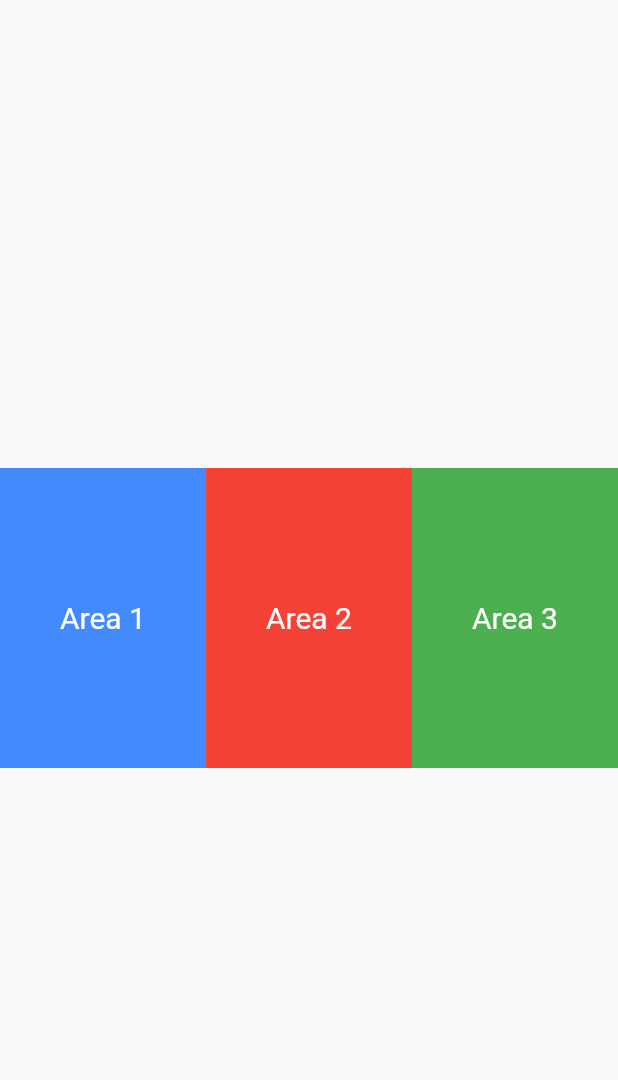
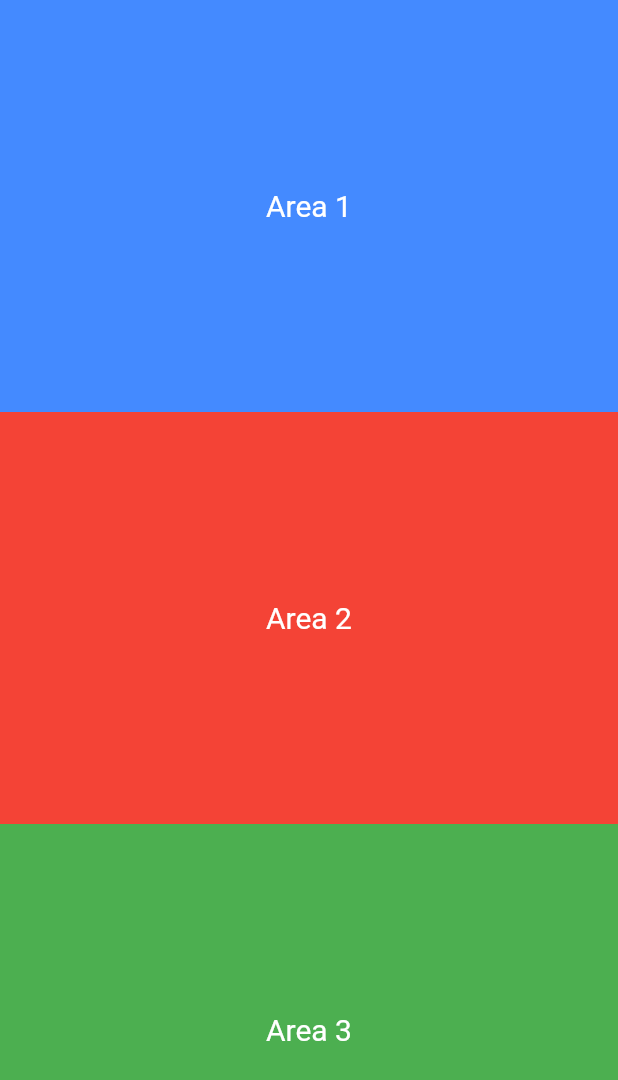
Before and after one commit to alfianyusufabdullah/MyFlutterExample, a Flutter app: the screen it shows after launch, on a phone screen of 412 x 824 dp. Shown: the top 1080 px of the screen. Run offline on Flutter 3.47's test engine with Material 2 defaults, Android fonts, the phone set to English and light mode, and no system bars.

Commit message:
update expanded sample

```diff
--- a/layout/expanded/lib/main.dart
+++ b/layout/expanded/lib/main.dart
@@ -25,13 +25,11 @@ class Home extends StatelessWidget {
   Widget build(BuildContext context) {
     return Scaffold(
       body: Center(
-        child: Row(
+        child: Column(
           mainAxisAlignment: MainAxisAlignment.center,
           children: <Widget>[
             Expanded(
               child: Container(
-                height: 200.0,
-                width: 200.0,
                 color: Colors.blueAccent,
                 child: Center(
                     child: Text(
@@ -45,8 +43,6 @@ class Home extends StatelessWidget {
             ),
             Expanded(
               child: Container(
-                height: 200.0,
-                width: 200.0,
                 color: Colors.red,
                 child: Center(
                     child: Text(
@@ -60,8 +56,6 @@ class Home extends StatelessWidget {
             ),
             Expanded(
               child: Container(
-                height: 200.0,
-                width: 200.0,
                 color: Colors.green,
                 child: Center(
                     child: Text(
```
